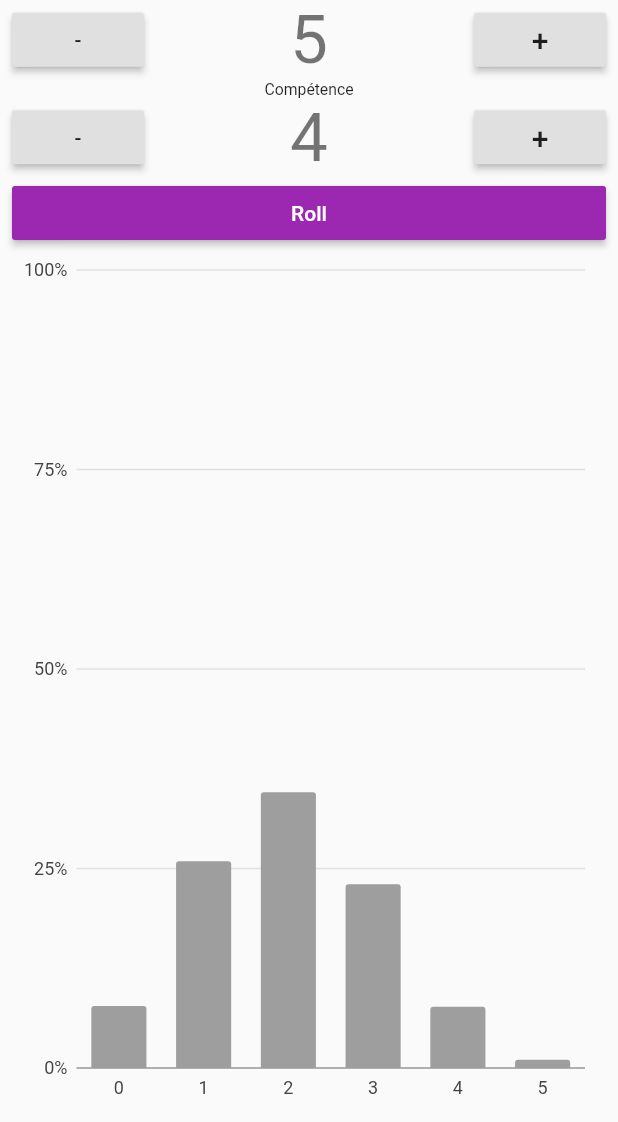
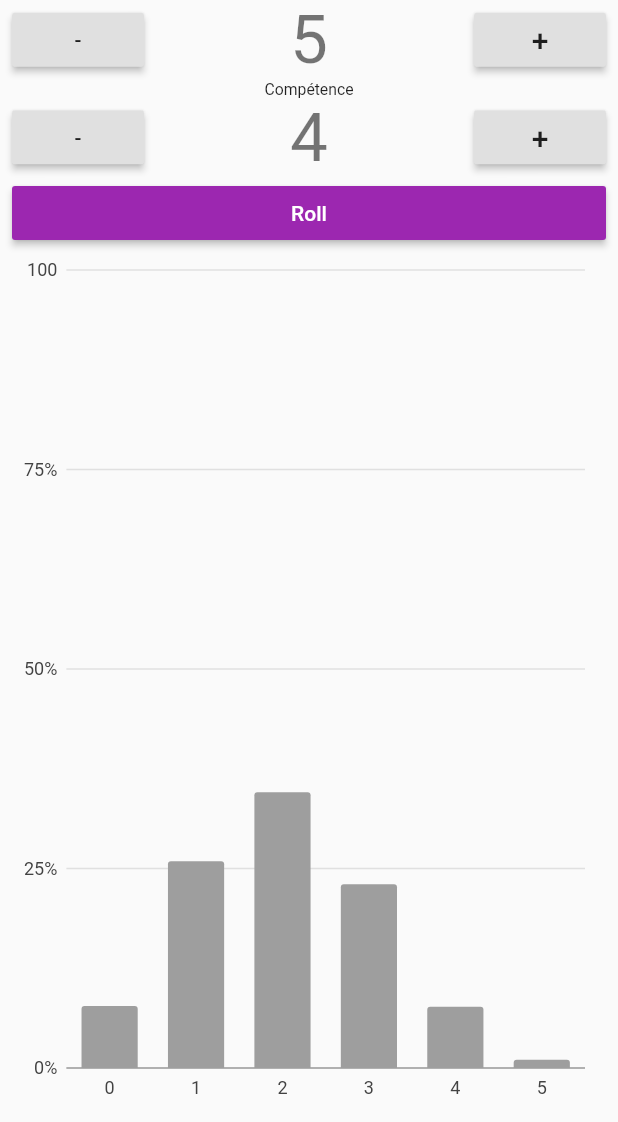
Before and after one commit to Neamar/aube_reve, a Flutter app: the screen it shows after launch, on a phone screen of 412 x 824 dp, the part 114-1236 px from its top. Run offline on Flutter 3.47's test engine with Material 2 defaults, Android fonts, the phone set to English and light mode, and no system bars; our stand-ins replace charts_flutter.

Commit message:
Display ten count

```diff
--- a/lib/main.dart
+++ b/lib/main.dart
@@ -123,7 +123,7 @@ class DiceRollerState extends State<DiceRoller> {
               color: tenCount >= 3 ? Colors.purpleAccent : Colors.black),
           child: Text('$currentResult', textAlign: TextAlign.center),
         ))),
-        Text((tenCount >= 3 ? ' CRITIQUE' : ''),
+        Text((tenCount >= 3 ? ' CRITIQUE ($tenCount)' : ''),
             style: TextStyle(
               color: Colors.purpleAccent,
             )),
@@ -218,7 +218,7 @@ class SimpleBarChart extends StatelessWidget {
             tickProviderSpec: charts.BasicNumericTickProviderSpec(
               desiredTickCount: 5,
             ),
-          tickFormatterSpec: charts.BasicNumericTickFormatterSpec((n) => n.round().toString() + "%"),
+          tickFormatterSpec: charts.BasicNumericTickFormatterSpec((n) => n == 100 ? '100' : (n.round().toString() + "%")),
         viewport: charts.NumericExtents(0, 100)
       ),
     ));
```
